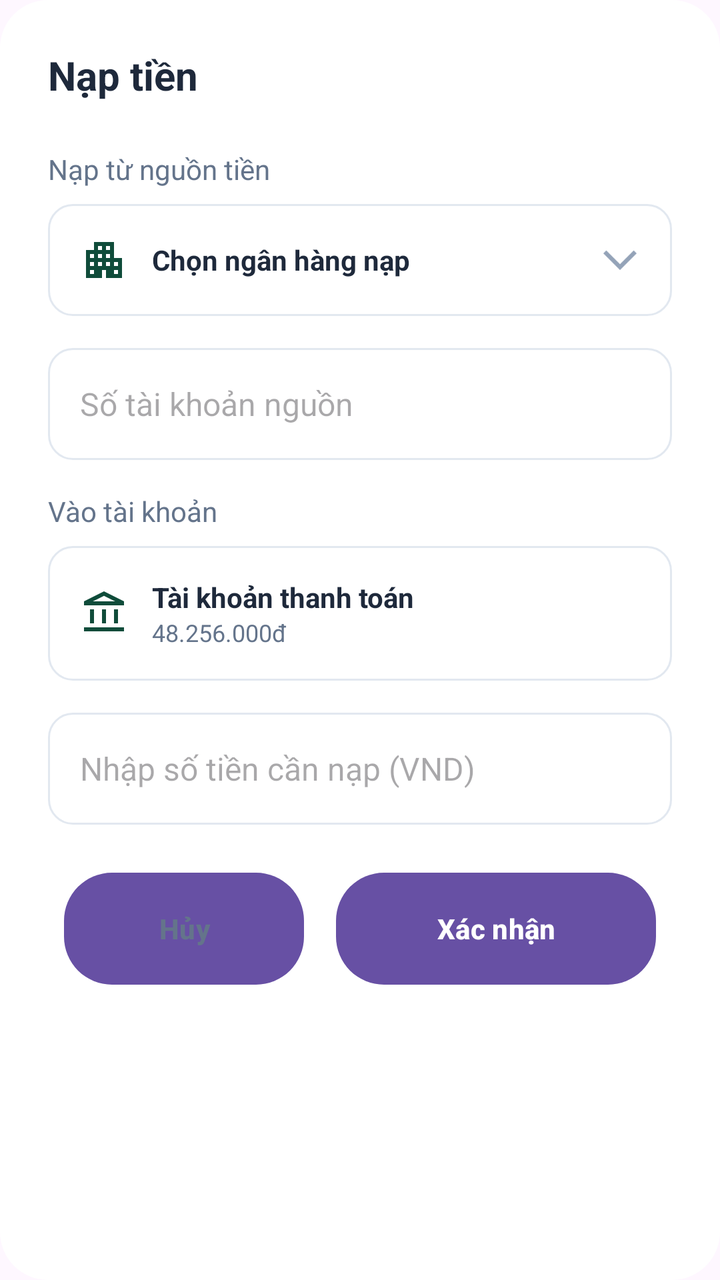
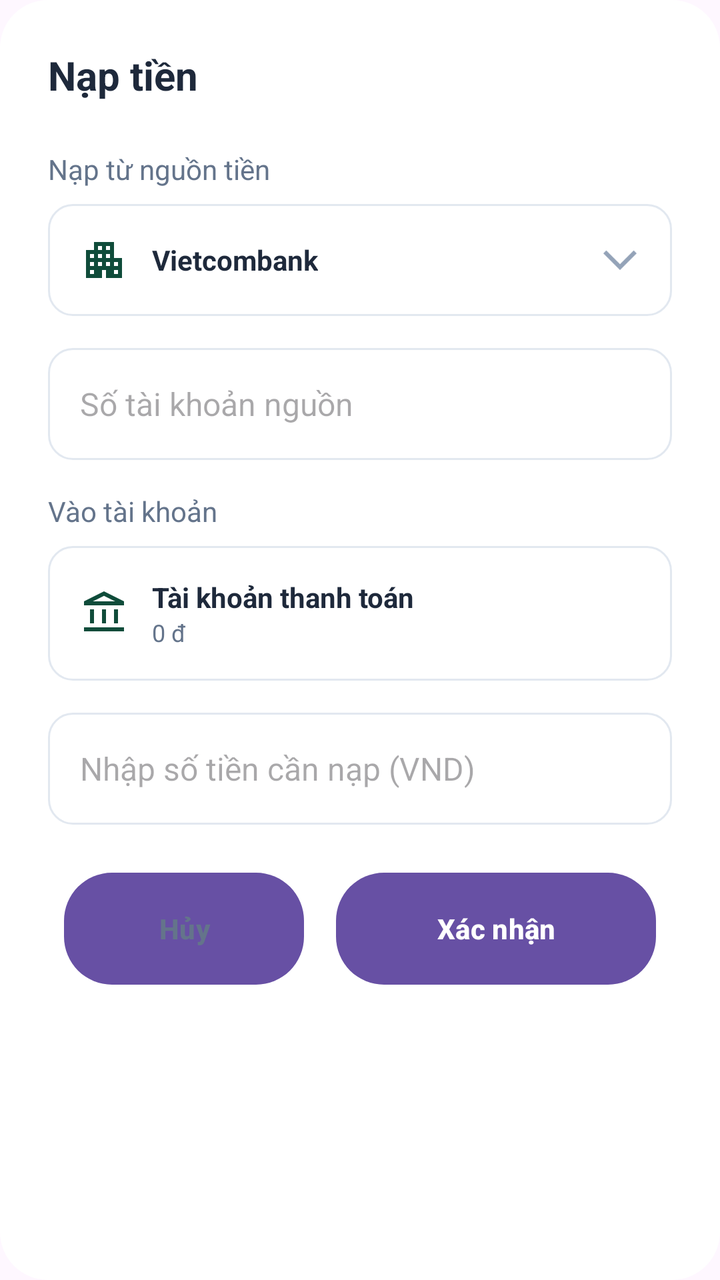

Two renders of the same Android screen: before a commit and after it. Below are the layout's source before the change and the commit's diff.
<!-- AndroidManifest.xml: application theme Theme.Industrial_and_Commercial_Bank_of_TDTU -->
<!-- res/layout/dialog_deposit.xml -->
<?xml version="1.0" encoding="utf-8"?>
<LinearLayout xmlns:android="http://schemas.android.com/apk/res/android"
    xmlns:app="http://schemas.android.com/apk/res-auto"
    android:layout_width="match_parent"
    android:layout_height="wrap_content"
    android:orientation="vertical"
    android:padding="24dp"
    android:background="@drawable/bg_dialog_rounded">

    <TextView
        android:id="@+id/tvDialogTitle"
        android:layout_width="wrap_content"
        android:layout_height="wrap_content"
        android:text="Nạp tiền"
        android:textSize="20sp"
        android:textStyle="bold"
        android:textColor="#1E293B"
        android:layout_marginBottom="24dp"/>

    <TextView
        android:layout_width="wrap_content"
        android:layout_height="wrap_content"
        android:text="Nạp từ nguồn tiền"
        android:textSize="14sp"
        android:textColor="#64748B"
        android:layout_marginBottom="8dp"/>

    
    <LinearLayout
        android:id="@+id/llSourceBank"
        android:layout_width="match_parent"
        android:layout_height="wrap_content"
        android:orientation="horizontal"
        android:background="@drawable/bg_input_stroke"
        android:padding="16dp"
        android:layout_marginBottom="16dp"
        android:gravity="center_vertical">

        <ImageView
            android:layout_width="24dp"
            android:layout_height="24dp"
            android:src="@drawable/apartment_24px"
            android:layout_marginEnd="12dp"
            app:tint="#0F4C3A" />

        <LinearLayout
            android:layout_width="0dp"
            android:layout_weight="1"
            android:layout_height="wrap_content"
            android:orientation="vertical">
            <TextView
                android:layout_width="wrap_content"
                android:layout_height="wrap_content"
                android:text="Chọn ngân hàng nạp"
                android:textSize="14sp"
                android:textColor="#1E293B"
                android:textStyle="bold"/>
        </LinearLayout>

        <ImageView
            android:layout_width="20dp"
            android:layout_height="20dp"
            android:src="@drawable/arrow_forward_ios"
            android:rotation="90"
            app:tint="#94A3B8" />
    </LinearLayout>

    <EditText
        android:id="@+id/etSourceAccountNumber"
        android:layout_width="match_parent"
        android:layout_height="56dp"
        android:hint="Số tài khoản nguồn"
        android:background="@drawable/bg_input_stroke"
        android:paddingHorizontal="16dp"
        android:layout_marginBottom="16dp"
        android:inputType="number"
        android:textSize="16sp"/>

    <TextView
        android:layout_width="wrap_content"
        android:layout_height="wrap_content"
        android:text="Vào tài khoản"
        android:textSize="14sp"
        android:textColor="#64748B"
        android:layout_marginBottom="8dp"/>

    <LinearLayout
        android:layout_width="match_parent"
        android:layout_height="wrap_content"
        android:orientation="horizontal"
        android:background="@drawable/bg_input_stroke"
        android:padding="16dp"
        android:layout_marginBottom="16dp"
        android:gravity="center_vertical">

        <ImageView
            android:layout_width="24dp"
            android:layout_height="24dp"
            android:src="@drawable/account_balance_24px"
            android:layout_marginEnd="12dp"
            app:tint="#0F4C3A" />

        <LinearLayout
            android:layout_width="0dp"
            android:layout_weight="1"
            android:layout_height="wrap_content"
            android:orientation="vertical">
            <TextView
                android:layout_width="wrap_content"
                android:layout_height="wrap_content"
                android:text="Tài khoản thanh toán"
                android:textSize="14sp"
                android:textColor="#1E293B"
                android:textStyle="bold"/>
            <TextView
                android:layout_width="wrap_content"
                android:layout_height="wrap_content"
                android:text="48.256.000đ"
                android:textSize="12sp"
                android:textColor="#64748B"/>
        </LinearLayout>
    </LinearLayout>

    <EditText
        android:id="@+id/etAmount"
        android:layout_width="match_parent"
        android:layout_height="56dp"
        android:hint="Nhập số tiền cần nạp (VND)"
        android:background="@drawable/bg_input_stroke"
        android:paddingHorizontal="16dp"
        android:layout_marginBottom="24dp"
        android:inputType="numberDecimal"
        android:textSize="16sp"/>

    <LinearLayout
        android:layout_width="match_parent"
        android:layout_height="wrap_content"
        android:orientation="horizontal"
        android:gravity="center">

        <Button
            android:id="@+id/btnCancel"
            android:layout_width="120dp"
            android:layout_height="56dp"
            android:text="Hủy"
            android:backgroundTint="@color/transparent"
            android:background="@drawable/bg_btn_secondary"
            android:textColor="#64748B"
            android:layout_marginEnd="16dp"
            android:textStyle="bold"/>

        <Button
            android:id="@+id/btnConfirm"
            android:layout_width="160dp"
            android:layout_height="56dp"
            android:text="Xác nhận"
            android:backgroundTint="@color/transparent"
            android:background="@drawable/bg_btn_primary"
            android:textColor="#FFFFFF"
            android:textStyle="bold"/>

    </LinearLayout>

</LinearLayout>
<!-- resources referenced by this layout -->
<resources>
  <color name="transparent">#00000000</color>
  <!-- drawable account_balance_24px (drawable) -->
  <vector xmlns:android="http://schemas.android.com/apk/res/android"
      android:width="20dp"
      android:height="20dp"
      android:viewportWidth="960"
      android:viewportHeight="960"
      android:tint="@color/white">
    <path
        android:fillColor="@android:color/white"
        android:pathData="M200,680L200,400L280,400L280,680L200,680ZM440,680L440,400L520,400L520,680L440,680ZM80,840L80,760L880,760L880,840L80,840ZM680,680L680,400L760,400L760,680L680,680ZM80,320L80,240L480,40L880,240L880,320L80,320ZM258,240L480,240L702,240L258,240ZM258,240L702,240L480,130L258,240Z"/>
  </vector>
  <!-- drawable apartment_24px (drawable) -->
  <vector xmlns:android="http://schemas.android.com/apk/res/android"
      android:width="24dp"
      android:height="24dp"
      android:viewportWidth="960"
      android:viewportHeight="960"
      android:tint="?attr/colorControlNormal">
    <path
        android:fillColor="@android:color/white"
        android:pathData="M120,840L120,280L280,280L280,120L680,120L680,440L840,440L840,840L520,840L520,680L440,680L440,840L120,840ZM200,760L280,760L280,680L200,680L200,760ZM200,600L280,600L280,520L200,520L200,600ZM200,440L280,440L280,360L200,360L200,440ZM360,600L440,600L440,520L360,520L360,600ZM360,440L440,440L440,360L360,360L360,440ZM360,280L440,280L440,200L360,200L360,280ZM520,600L600,600L600,520L520,520L520,600ZM520,440L600,440L600,360L520,360L520,440ZM520,280L600,280L600,200L520,200L520,280ZM680,760L760,760L760,680L680,680L680,760ZM680,600L760,600L760,520L680,520L680,600Z"/>
  </vector>
  <!-- drawable arrow_forward_ios (drawable) -->
  <vector xmlns:android="http://schemas.android.com/apk/res/android"
      android:width="24dp"
      android:height="24dp"
      android:viewportWidth="24"
      android:viewportHeight="24">
      <path android:fillColor="@android:color/darker_gray"
          android:pathData="M8.03,22L6.25,20.23L14.48,12L6.25,3.77L8.03,2l10,10l-10,10Z"/>
  </vector>
  <!-- drawable bg_btn_primary (drawable) -->
  <?xml version="1.0" encoding="utf-8"?>
  <shape xmlns:android="http://schemas.android.com/apk/res/android">
      <solid android:color="#0F4C3A" />
      <corners android:radius="24dp" />
  </shape>
  <!-- drawable bg_btn_secondary (drawable) -->
  <?xml version="1.0" encoding="utf-8"?>
  <shape xmlns:android="http://schemas.android.com/apk/res/android">
      <solid android:color="#F1F5F9" />
      <corners android:radius="24dp" />
  </shape>
  <!-- drawable bg_dialog_rounded (drawable) -->
  <?xml version="1.0" encoding="utf-8"?>
  <shape xmlns:android="http://schemas.android.com/apk/res/android">
      <solid android:color="#FFFFFF" />
      <corners android:radius="24dp" />
  </shape>
  <!-- drawable bg_input_stroke (drawable) -->
  <?xml version="1.0" encoding="utf-8"?>
  <shape xmlns:android="http://schemas.android.com/apk/res/android">
      <solid android:color="#FFFFFF" />
      <corners android:radius="12dp" />
      <stroke android:width="1dp" android:color="#E2E8F0" />
  </shape>
  <style name="Theme.Industrial_and_Commercial_Bank_of_TDTU" parent="Base.Theme.Industrial_and_Commercial_Bank_of_TDTU" />
  <color name="white">#FFFFFFFF</color>
  <style name="Base.Theme.Industrial_and_Commercial_Bank_of_TDTU" parent="Theme.Material3.DayNight.NoActionBar">
          
          
      </style>
</resources>

<!-- the commit's change to res/layout/dialog_deposit.xml (unified diff, before → after) -->
@@ -49,9 +49,10 @@
             android:layout_height="wrap_content"
             android:orientation="vertical">
             <TextView
+                android:id="@+id/tvSourceBankName"
                 android:layout_width="wrap_content"
                 android:layout_height="wrap_content"
-                android:text="Chọn ngân hàng nạp"
+                android:text="Vietcombank"
                 android:textSize="14sp"
                 android:textColor="#1E293B"
                 android:textStyle="bold"/>
@@ -113,9 +114,10 @@
                 android:textColor="#1E293B"
                 android:textStyle="bold"/>
             <TextView
+                android:id="@+id/tvTargetBalance"
                 android:layout_width="wrap_content"
                 android:layout_height="wrap_content"
-                android:text="48.256.000đ"
+                android:text="0 đ"
                 android:textSize="12sp"
                 android:textColor="#64748B"/>
         </LinearLayout>
